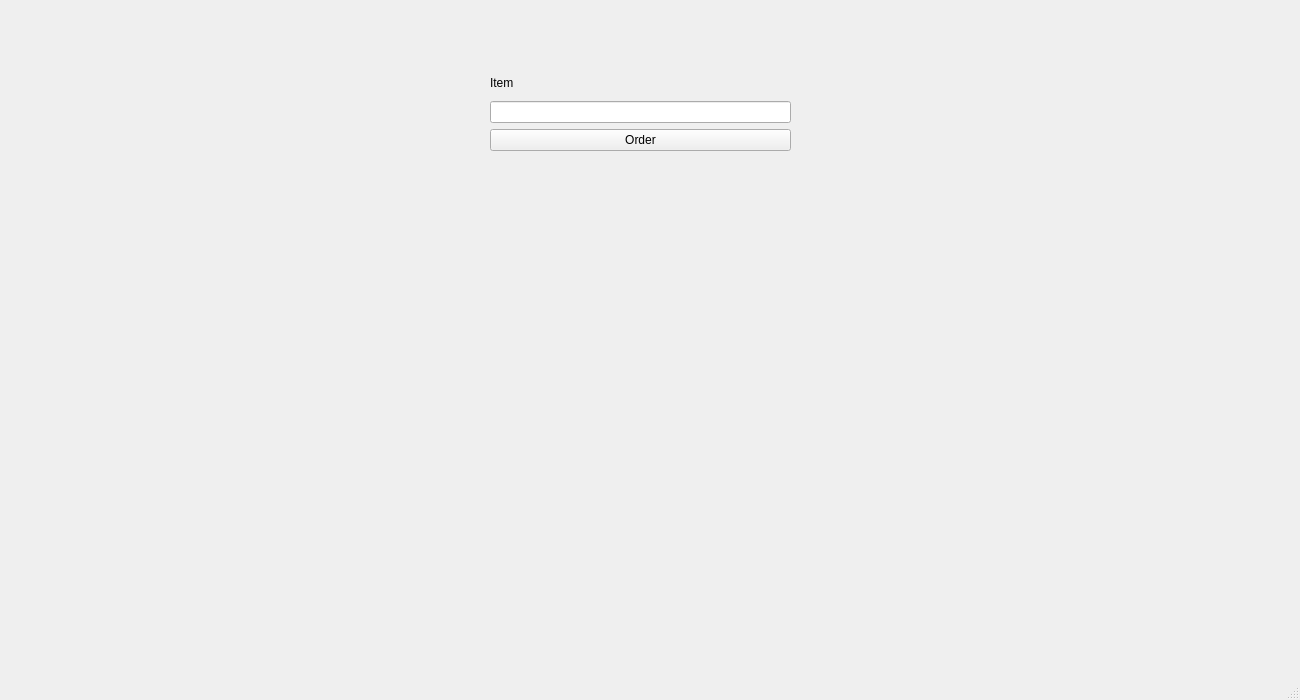
This is src/mainwindow.ui in hemoon4/vending-machine as Qt 5 draws it before an edit. The edited form follows.
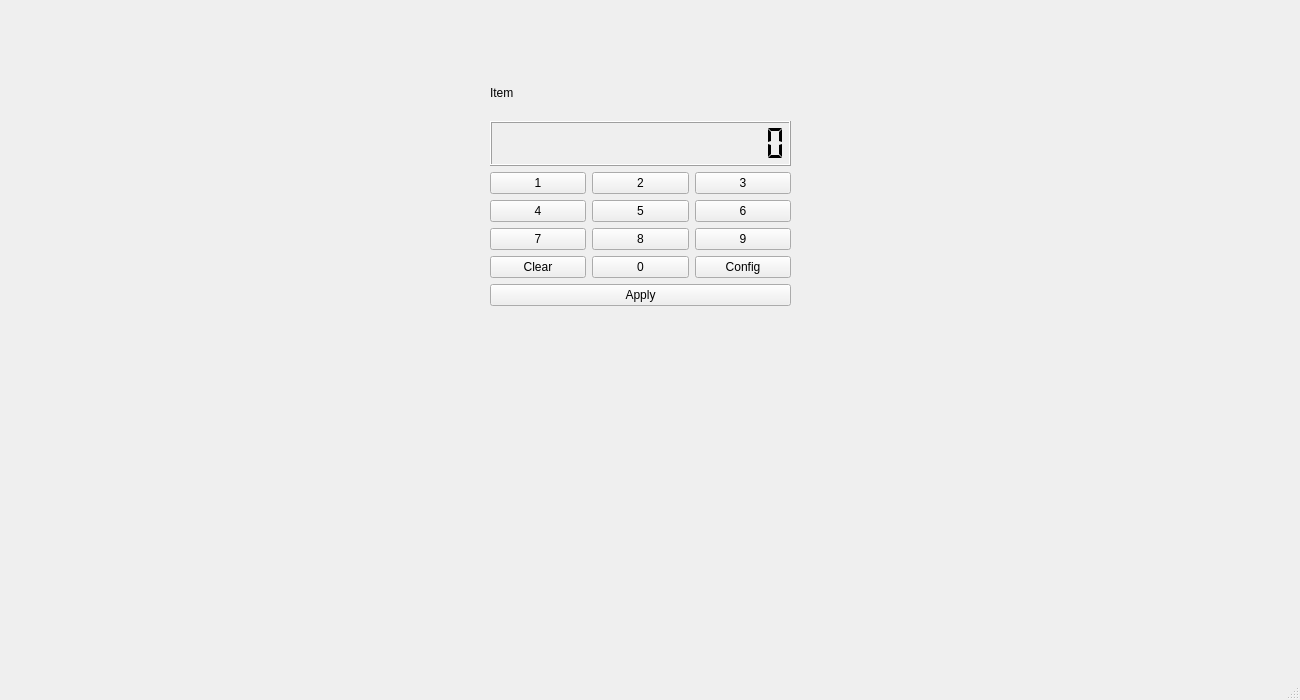
This is the edited form.

Commit message: Update .gitignore. Add select screen functionality. Code refactor.

```diff
--- a/src/mainwindow.ui
+++ b/src/mainwindow.ui
@@ -31,7 +31,7 @@
       <x>490</x>
       <y>70</y>
       <width>301</width>
-      <height>81</height>
+      <height>236</height>
      </rect>
     </property>
     <layout class="QVBoxLayout" name="verticalLayout">
@@ -43,16 +43,119 @@
       </widget>
      </item>
      <item>
-      <widget class="QLineEdit" name="lineEdit">
-       <property name="text">
-        <string/>
+      <widget class="QLCDNumber" name="displayLcdNumber">
+       <property name="layoutDirection">
+        <enum>Qt::LeftToRight</enum>
+       </property>
+       <property name="smallDecimalPoint">
+        <bool>true</bool>
+       </property>
+       <property name="digitCount">
+        <number>14</number>
+       </property>
+       <property name="segmentStyle">
+        <enum>QLCDNumber::Flat</enum>
+       </property>
+       <property name="value" stdset="0">
+        <double>0.000000000000000</double>
+       </property>
+       <property name="intValue" stdset="0">
+        <number>0</number>
        </property>
       </widget>
      </item>
      <item>
-      <widget class="QPushButton" name="pushButton">
+      <layout class="QGridLayout" name="gridLayout_2">
+       <item row="1" column="0">
+        <widget class="QPushButton" name="btn4">
+         <property name="text">
+          <string>4</string>
+         </property>
+        </widget>
+       </item>
+       <item row="2" column="2">
+        <widget class="QPushButton" name="btn9">
+         <property name="text">
+          <string>9</string>
+         </property>
+        </widget>
+       </item>
+       <item row="0" column="0">
+        <widget class="QPushButton" name="btn1">
+         <property name="text">
+          <string>1</string>
+         </property>
+        </widget>
+       </item>
+       <item row="2" column="1">
+        <widget class="QPushButton" name="btn8">
+         <property name="text">
+          <string>8</string>
+         </property>
+        </widget>
+       </item>
+       <item row="0" column="2">
+        <widget class="QPushButton" name="btn3">
+         <property name="text">
+          <string>3</string>
+         </property>
+        </widget>
+       </item>
+       <item row="1" column="2">
+        <widget class="QPushButton" name="btn6">
+         <property name="text">
+          <string>6</string>
+         </property>
+        </widget>
+       </item>
+       <item row="2" column="0">
+        <widget class="QPushButton" name="btn7">
+         <property name="text">
+          <string>7</string>
+         </property>
+        </widget>
+       </item>
+       <item row="0" column="1">
+        <widget class="QPushButton" name="btn2">
+         <property name="text">
+          <string>2</string>
+         </property>
+        </widget>
+       </item>
+       <item row="1" column="1">
+        <widget class="QPushButton" name="btn5">
+         <property name="text">
+          <string>5</string>
+         </property>
+        </widget>
+       </item>
+       <item row="3" column="0">
+        <widget class="QPushButton" name="btnClear">
+         <property name="text">
+          <string>Clear</string>
+         </property>
+        </widget>
+       </item>
+       <item row="3" column="1">
+        <widget class="QPushButton" name="btn0">
+         <property name="text">
+          <string>0</string>
+         </property>
+        </widget>
+       </item>
+       <item row="3" column="2">
+        <widget class="QPushButton" name="btnConfig">
+         <property name="text">
+          <string>Config</string>
+         </property>
+        </widget>
+       </item>
+      </layout>
+     </item>
+     <item>
+      <widget class="QPushButton" name="actionButton">
        <property name="text">
-        <string>Order</string>
+        <string>Apply</string>
        </property>
       </widget>
      </item>
```
Left out of the diff: 6 changed lines with no effect on the pictures. The commit also changes 5 other files.
